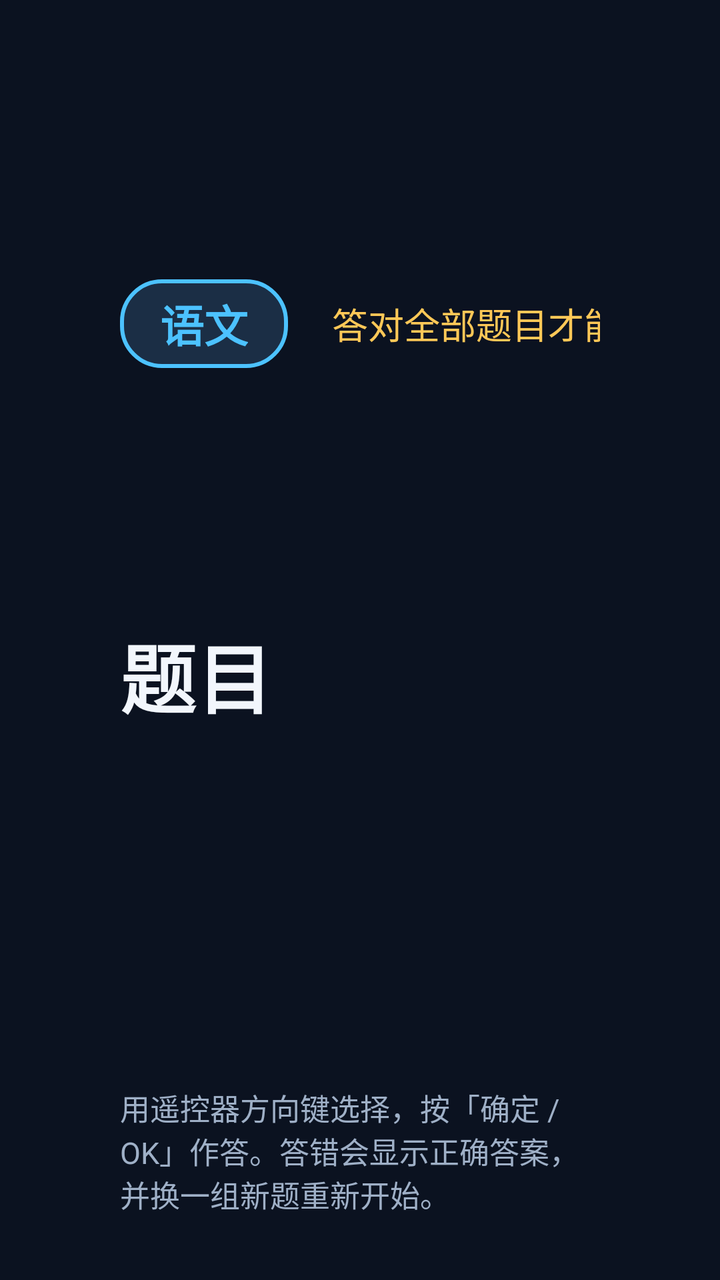
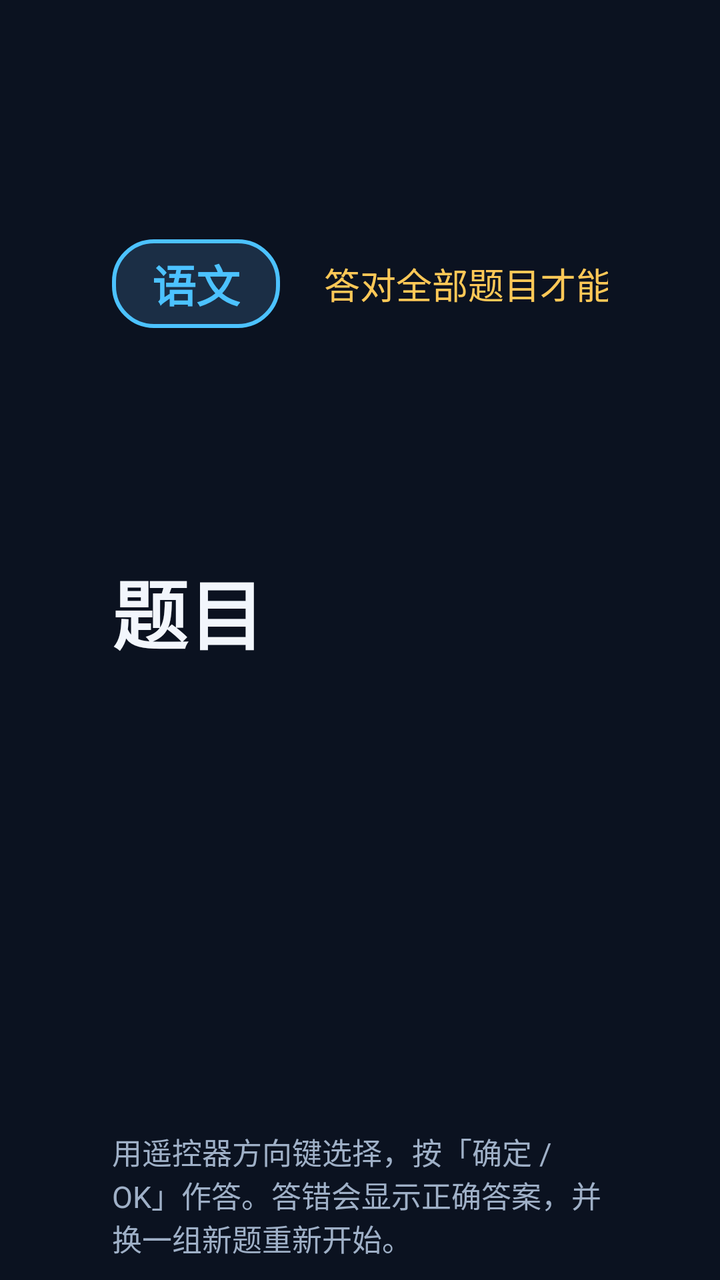

Compare the two renders of this Android layout. The source of the first and the diff that turns it into the second are given below.
<!-- AndroidManifest.xml: activity theme QuizTheme -->
<!-- res/layout/activity_quiz.xml -->
<?xml version="1.0" encoding="utf-8"?>
<LinearLayout xmlns:android="http://schemas.android.com/apk/res/android"
    android:layout_width="match_parent"
    android:layout_height="match_parent"
    android:background="@color/bg"
    android:orientation="vertical"
    android:paddingLeft="60dp"
    android:paddingTop="40dp"
    android:paddingRight="60dp"
    android:paddingBottom="32dp">

    <LinearLayout
        android:layout_width="match_parent"
        android:layout_height="wrap_content"
        android:gravity="center_vertical"
        android:orientation="horizontal">

        <TextView
            android:id="@+id/tvSubject"
            android:layout_width="wrap_content"
            android:layout_height="wrap_content"
            android:background="@drawable/bg_tag"
            android:paddingLeft="20dp"
            android:paddingTop="6dp"
            android:paddingRight="20dp"
            android:paddingBottom="6dp"
            android:text="语文"
            android:textColor="@color/accent"
            android:textSize="22sp"
            android:textStyle="bold" />

        <TextView
            android:id="@+id/tvProgress"
            android:layout_width="0dp"
            android:layout_height="wrap_content"
            android:layout_marginLeft="22dp"
            android:layout_weight="1"
            android:text="第 1 / 5 题"
            android:textColor="@color/textSecondary"
            android:textSize="22sp" />

        <TextView
            android:id="@+id/tvMode"
            android:layout_width="wrap_content"
            android:layout_height="wrap_content"
            android:text="答对全部题目才能继续看电视"
            android:textColor="@color/amber"
            android:textSize="18sp" />
    </LinearLayout>

    <TextView
        android:id="@+id/tvQuestion"
        android:layout_width="match_parent"
        android:layout_height="wrap_content"
        android:layout_marginTop="26dp"
        android:lineSpacingExtra="8dp"
        android:text="题目"
        android:textColor="@color/textPrimary"
        android:textSize="38sp"
        android:textStyle="bold" />

    <LinearLayout
        android:id="@+id/optionBox"
        android:layout_width="match_parent"
        android:layout_height="0dp"
        android:layout_marginTop="18dp"
        android:layout_weight="1"
        android:orientation="vertical" />

    <TextView
        android:id="@+id/tvFeedback"
        android:layout_width="match_parent"
        android:layout_height="wrap_content"
        android:layout_marginTop="10dp"
        android:minHeight="34dp"
        android:text=""
        android:textColor="@color/amber"
        android:textSize="22sp" />

    <TextView
        android:layout_width="match_parent"
        android:layout_height="wrap_content"
        android:layout_marginTop="8dp"
        android:text="@string/quiz_hint"
        android:textColor="@color/textSecondary"
        android:textSize="15sp" />

</LinearLayout>
<!-- resources referenced by this layout -->
<resources>
  <color name="accent">#4CC2FF</color>
  <color name="amber">#FFC857</color>
  <color name="bg">#0B1220</color>
  <color name="textPrimary">#F2F6FC</color>
  <color name="textSecondary">#9FB0C7</color>
  <!-- drawable bg_tag (drawable) -->
  <?xml version="1.0" encoding="utf-8"?>
  <shape xmlns:android="http://schemas.android.com/apk/res/android" android:shape="rectangle">
      <solid android:color="#1B2E45" />
      <corners android:radius="20dp" />
      <stroke
          android:width="2dp"
          android:color="@color/accent" />
  </shape>
  <string name="quiz_hint">用遥控器方向键选择，按「确定 / OK」作答。答错会显示正确答案，并换一组新题重新开始。</string>
  <style name="QuizTheme" parent="AppTheme">
          <item name="android:windowFullscreen">true</item>
          <item name="android:windowNoTitle">true</item>
          <item name="android:windowContentOverlay">@null</item>
          <item name="android:backgroundDimEnabled">false</item>
      </style>
  <style name="AppTheme" parent="@android:style/Theme.DeviceDefault.NoActionBar">
          <item name="android:windowBackground">@color/bg</item>
          <item name="android:colorBackground">@color/bg</item>
          <item name="android:windowContentOverlay">@null</item>
      </style>
</resources>

<!-- the commit's change to res/layout/activity_quiz.xml (unified diff, before → after) -->
@@ -3,86 +3,119 @@
     android:layout_width="match_parent"
     android:layout_height="match_parent"
     android:background="@color/bg"
-    android:orientation="vertical"
-    android:paddingLeft="60dp"
-    android:paddingTop="40dp"
-    android:paddingRight="60dp"
-    android:paddingBottom="32dp">
+    android:orientation="vertical">
+
+    <ScrollView
+        android:id="@+id/quizScroll"
+        android:layout_width="match_parent"
+        android:layout_height="0dp"
+        android:layout_weight="1"
+        android:fillViewport="true"
+        android:overScrollMode="never"
+        android:scrollbars="none">
+
+        <LinearLayout
+            android:layout_width="match_parent"
+            android:layout_height="wrap_content"
+            android:orientation="vertical"
+            android:paddingLeft="56dp"
+            android:paddingTop="20dp"
+            android:paddingRight="56dp"
+            android:paddingBottom="4dp">
+
+            <LinearLayout
+                android:layout_width="match_parent"
+                android:layout_height="wrap_content"
+                android:gravity="center_vertical"
+                android:orientation="horizontal">
+
+                <TextView
+                    android:id="@+id/tvSubject"
+                    android:layout_width="wrap_content"
+                    android:layout_height="wrap_content"
+                    android:background="@drawable/bg_tag"
+                    android:paddingLeft="20dp"
+                    android:paddingTop="6dp"
+                    android:paddingRight="20dp"
+                    android:paddingBottom="6dp"
+                    android:text="语文"
+                    android:textColor="@color/accent"
+                    android:textSize="22sp"
+                    android:textStyle="bold" />
+
+                <TextView
+                    android:id="@+id/tvProgress"
+                    android:layout_width="0dp"
+                    android:layout_height="wrap_content"
+                    android:layout_marginLeft="22dp"
+                    android:layout_weight="1"
+                    android:text="第 1 / 5 题"
+                    android:textColor="@color/textSecondary"
+                    android:textSize="22sp" />
+
+                <TextView
+                    android:id="@+id/tvMode"
+                    android:layout_width="wrap_content"
+                    android:layout_height="wrap_content"
+                    android:text="答对全部题目才能继续看电视"
+                    android:textColor="@color/amber"
+                    android:textSize="18sp" />
+            </LinearLayout>
+
+            <TextView
+            android:id="@+id/tvQuestion"
+            android:layout_width="match_parent"
+            android:layout_height="wrap_content"
+            android:layout_marginTop="14dp"
+                android:lineSpacingExtra="6dp"
+                android:text="题目"
+                android:textColor="@color/textPrimary"
+                android:textSize="38sp"
+                android:textStyle="bold" />
+
+            
+            <LinearLayout
+                android:id="@+id/optionBox"
+                android:layout_width="match_parent"
+                android:layout_height="wrap_content"
+                android:layout_marginTop="10dp"
+                android:orientation="vertical" />
+
+            
+            <Space
+                android:layout_width="match_parent"
+                android:layout_height="0dp"
+                android:layout_weight="1" />
+
+        </LinearLayout>
+    </ScrollView>
 
     <LinearLayout
         android:layout_width="match_parent"
         android:layout_height="wrap_content"
-        android:gravity="center_vertical"
-        android:orientation="horizontal">
+        android:background="@color/bg"
+        android:orientation="vertical"
+        android:paddingLeft="56dp"
+        android:paddingTop="2dp"
+        android:paddingRight="56dp"
+        android:paddingBottom="10dp">
 
         <TextView
-            android:id="@+id/tvSubject"
-            android:layout_width="wrap_content"
+            android:id="@+id/tvFeedback"
+            android:layout_width="match_parent"
             android:layout_height="wrap_content"
-            android:background="@drawable/bg_tag"
-            android:paddingLeft="20dp"
-            android:paddingTop="6dp"
-            android:paddingRight="20dp"
-            android:paddingBottom="6dp"
-            android:text="语文"
-            android:textColor="@color/accent"
-            android:textSize="22sp"
-            android:textStyle="bold" />
-
-        <TextView
-            android:id="@+id/tvProgress"
-            android:layout_width="0dp"
-            android:layout_height="wrap_content"
-            android:layout_marginLeft="22dp"
-            android:layout_weight="1"
-            android:text="第 1 / 5 题"
-            android:textColor="@color/textSecondary"
+            android:minHeight="34dp"
+            android:text=""
+            android:textColor="@color/amber"
             android:textSize="22sp" />
 
         <TextView
-            android:id="@+id/tvMode"
-            android:layout_width="wrap_content"
+            android:layout_width="match_parent"
             android:layout_height="wrap_content"
-            android:text="答对全部题目才能继续看电视"
-            android:textColor="@color/amber"
-            android:textSize="18sp" />
+            android:layout_marginTop="6dp"
+            android:text="@string/quiz_hint"
+            android:textColor="@color/textSecondary"
+            android:textSize="15sp" />
+
     </LinearLayout>
-
-    <TextView
-        android:id="@+id/tvQuestion"
-        android:layout_width="match_parent"
-        android:layout_height="wrap_content"
-        android:layout_marginTop="26dp"
-        android:lineSpacingExtra="8dp"
-        android:text="题目"
-        android:textColor="@color/textPrimary"
-        android:textSize="38sp"
-        android:textStyle="bold" />
-
-    <LinearLayout
-        android:id="@+id/optionBox"
-        android:layout_width="match_parent"
-        android:layout_height="0dp"
-        android:layout_marginTop="18dp"
-        android:layout_weight="1"
-        android:orientation="vertical" />
-
-    <TextView
-        android:id="@+id/tvFeedback"
-        android:layout_width="match_parent"
-        android:layout_height="wrap_content"
-        android:layout_marginTop="10dp"
-        android:minHeight="34dp"
-        android:text=""
-        android:textColor="@color/amber"
-        android:textSize="22sp" />
-
-    <TextView
-        android:layout_width="match_parent"
-        android:layout_height="wrap_content"
-        android:layout_marginTop="8dp"
-        android:text="@string/quiz_hint"
-        android:textColor="@color/textSecondary"
-        android:textSize="15sp" />
-
 </LinearLayout>
